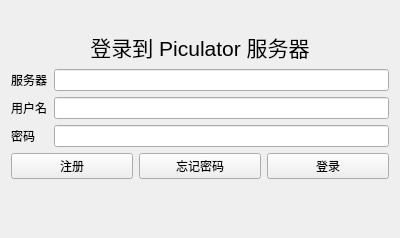
This is ui/loginwindow.ui in piculator/piculator-client-software as Qt 5 draws it before an edit. The edited form follows.
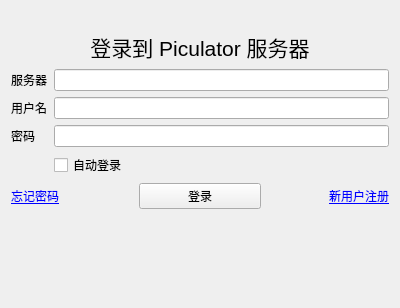
This is the edited form. Icons and pictures are not drawn.

What changed in the file:
```diff
--- a/ui/loginwindow.ui
+++ b/ui/loginwindow.ui
@@ -7,7 +7,7 @@
     <x>0</x>
     <y>0</y>
     <width>400</width>
-    <height>238</height>
+    <height>308</height>
    </rect>
   </property>
   <property name="windowTitle">
@@ -76,16 +76,9 @@
    <item row="6" column="0" colspan="2">
     <layout class="QHBoxLayout" name="horizontalLayout">
      <item>
-      <widget class="QPushButton" name="pushButton_3">
+      <widget class="QLabel" name="label_4">
        <property name="text">
-        <string>注册</string>
-       </property>
-      </widget>
-     </item>
-     <item>
-      <widget class="QPushButton" name="pushButton">
-       <property name="text">
-        <string>忘记密码</string>
+        <string>&lt;html&gt;&lt;head/&gt;&lt;body&gt;&lt;p&gt;&lt;span style=&quot; text-decoration: underline; color:#0000ff;&quot;&gt;忘记密码&lt;/span&gt;&lt;/p&gt;&lt;/body&gt;&lt;/html&gt;</string>
        </property>
       </widget>
      </item>
@@ -96,8 +89,22 @@
        </property>
       </widget>
      </item>
+     <item>
+      <widget class="QLabel" name="label_5">
+       <property name="text">
+        <string>&lt;html&gt;&lt;head/&gt;&lt;body&gt;&lt;p align=&quot;right&quot;&gt;&lt;span style=&quot; text-decoration: underline; color:#0000ff;&quot;&gt;新用户注册&lt;/span&gt;&lt;/p&gt;&lt;/body&gt;&lt;/html&gt;</string>
+       </property>
+      </widget>
+     </item>
     </layout>
    </item>
+   <item row="5" column="1">
+    <widget class="QCheckBox" name="autologin_box">
+     <property name="text">
+      <string>自动登录</string>
+     </property>
+    </widget>
+   </item>
   </layout>
  </widget>
  <resources>
```
Left out of the diff: 2 changed lines with no effect on the pictures.
